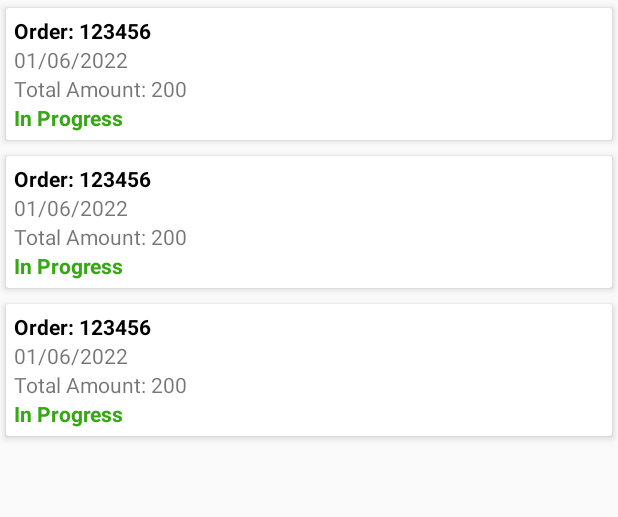
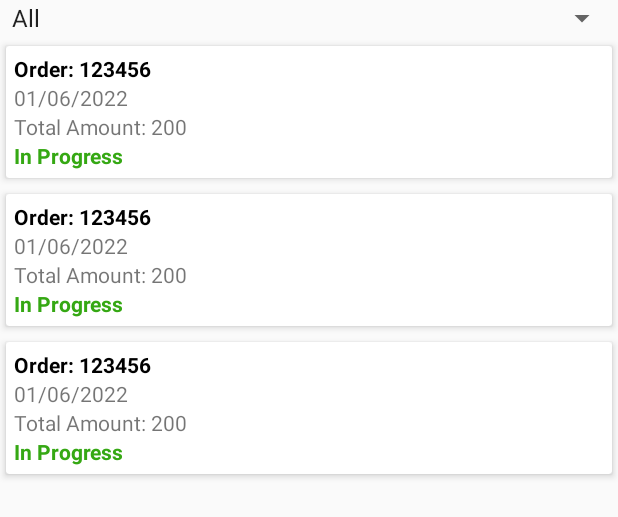
Before and after one commit to minhchien137/BookStore, an Android app: the layout fragment_order_list.xml on its own in the app's theme, with its tools: preview values and no code run, on a phone screen of 412 x 824 dp. Shown: the top 517 px of the screen. Run offline under Robolectric (Android 15) with nearby library versions, the phone set to English and light mode, and no system bars.

```diff
--- a/app/src/main/res/layout/fragment_order_list.xml
+++ b/app/src/main/res/layout/fragment_order_list.xml
@@ -5,10 +5,22 @@
     android:layout_height="match_parent"
     xmlns:app="http://schemas.android.com/apk/res-auto"
     tools:context=".admin.OrderListFragment">
+
     <RelativeLayout
         android:layout_width="match_parent"
         android:layout_height="match_parent">
+
+
+        <Spinner
+            android:id="@+id/spnnier_orderlist"
+            android:layout_width="match_parent"
+            android:layout_height="wrap_content"
+            android:entries="@array/trang_thai"
+            />
+
+
         <androidx.recyclerview.widget.RecyclerView
+            android:layout_marginTop="25dp"
             android:id="@+id/ordersRv"
             android:layout_width="match_parent"
             android:layout_height="match_parent"
```
Also changed, not shown: app/src/main/java/com/minhchien/bookstore/admin/OrderListFragment.java (+51 -1 lines).
